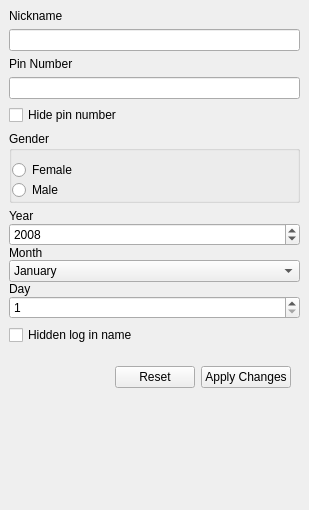
Above: src/gui/dock_widgets/profile.ui from marcbowes/mxitc before the change. Below: the same form after it.
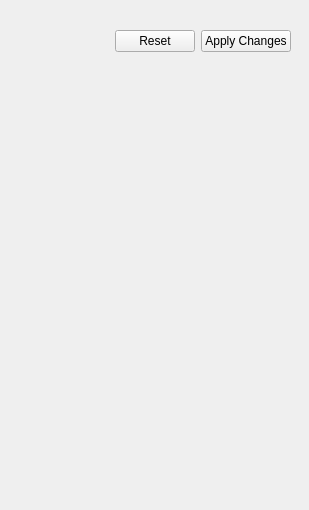
That is the form after the change.

```diff
--- a/src/gui/dock_widgets/profile.ui
+++ b/src/gui/dock_widgets/profile.ui
@@ -15,71 +15,6 @@
   </property>
   <widget class="QWidget" name="dockWidgetContents">
    <layout class="QVBoxLayout" name="verticalLayout">
-    <item>
-     <widget class="QLabel" name="label_2">
-      <property name="text">
-       <string>Nickname</string>
-      </property>
-     </widget>
-    </item>
-    <item>
-     <widget class="QLineEdit" name="lineEdit_2"/>
-    </item>
-    <item>
-     <widget class="QLabel" name="label">
-      <property name="text">
-       <string>Pin Number</string>
-      </property>
-     </widget>
-    </item>
-    <item>
-     <widget class="QLineEdit" name="lineEdit"/>
-    </item>
-    <item>
-     <widget class="QCheckBox" name="checkBox">
-      <property name="text">
-       <string>Hide pin number</string>
-      </property>
-     </widget>
-    </item>
-    <item>
-     <widget class="QGroupBox" name="groupBox">
-      <property name="title">
-       <string>Gender</string>
-      </property>
-      <layout class="QVBoxLayout" name="verticalLayout_4">
-       <property name="spacing">
-        <number>0</number>
-       </property>
-       <property name="leftMargin">
-        <number>0</number>
-       </property>
-       <property name="topMargin">
-        <number>9</number>
-       </property>
-       <property name="rightMargin">
-        <number>0</number>
-       </property>
-       <property name="bottomMargin">
-        <number>0</number>
-       </property>
-       <item>
-        <widget class="QRadioButton" name="radioButton">
-         <property name="text">
-          <string>Female</string>
-         </property>
-        </widget>
-       </item>
-       <item>
-        <widget class="QRadioButton" name="radioButton_2">
-         <property name="text">
-          <string>Male</string>
-         </property>
-        </widget>
-       </item>
-      </layout>
-     </widget>
-    </item>
     <item>
      <widget class="QWidget" name="widget_2" native="true">
       <layout class="QVBoxLayout" name="verticalLayout_3">
@@ -89,124 +24,9 @@
        <property name="margin">
         <number>0</number>
        </property>
-       <item>
-        <widget class="QLabel" name="label_5">
-         <property name="text">
-          <string>Year</string>
-         </property>
-        </widget>
-       </item>
-       <item>
-        <widget class="QSpinBox" name="spinBox">
-         <property name="minimum">
-          <number>1900</number>
-         </property>
-         <property name="maximum">
-          <number>2100</number>
-         </property>
-         <property name="value">
-          <number>2008</number>
-         </property>
-        </widget>
-       </item>
-       <item>
-        <widget class="QLabel" name="label_4">
-         <property name="text">
-          <string>Month</string>
-         </property>
-        </widget>
-       </item>
-       <item>
-        <widget class="QComboBox" name="comboBox_2">
-         <item>
-          <property name="text">
-           <string>January</string>
-          </property>
-         </item>
-         <item>
-          <property name="text">
-           <string>Feburary</string>
-          </property>
-         </item>
-         <item>
-          <property name="text">
-           <string>March</string>
-          </property>
-         </item>
-         <item>
-          <property name="text">
-           <string>April</string>
-          </property>
-         </item>
-         <item>
-          <property name="text">
-           <string>May</string>
-          </property>
-         </item>
-         <item>
-          <property name="text">
-           <string>June</string>
-          </property>
-         </item>
-         <item>
-          <property name="text">
-           <string>July</string>
-          </property>
-         </item>
-         <item>
-          <property name="text">
-           <string>August</string>
-          </property>
-         </item>
-         <item>
-          <property name="text">
-           <string>September</string>
-          </property>
-         </item>
-         <item>
-          <property name="text">
-           <string>October</string>
-          </property>
-         </item>
-         <item>
-          <property name="text">
-           <string>November</string>
-          </property>
-         </item>
-         <item>
-          <property name="text">
-           <string>December</string>
-          </property>
-         </item>
-        </widget>
-       </item>
-       <item>
-        <widget class="QLabel" name="label_3">
-         <property name="text">
-          <string>Day</string>
-         </property>
-        </widget>
-       </item>
-       <item>
-        <widget class="QSpinBox" name="spinBox_2">
-         <property name="minimum">
-          <number>1</number>
-         </property>
-         <property name="maximum">
-          <number>31</number>
-         </property>
-        </widget>
-       </item>
       </layout>
      </widget>
     </item>
-    <item>
-     <widget class="QCheckBox" name="checkBox_2">
-      <property name="text">
-       <string>Hidden log in name</string>
-      </property>
-     </widget>
-    </item>
     <item>
      <widget class="QWidget" name="widget_3" native="true">
       <layout class="QVBoxLayout" name="verticalLayout_2">
```
